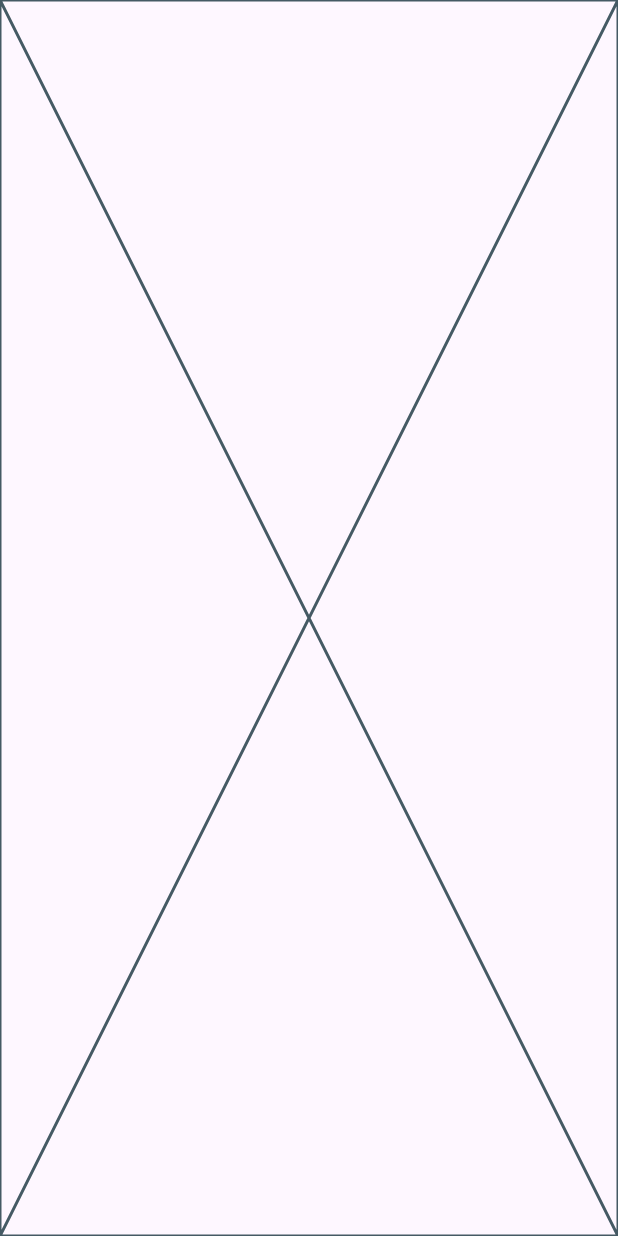
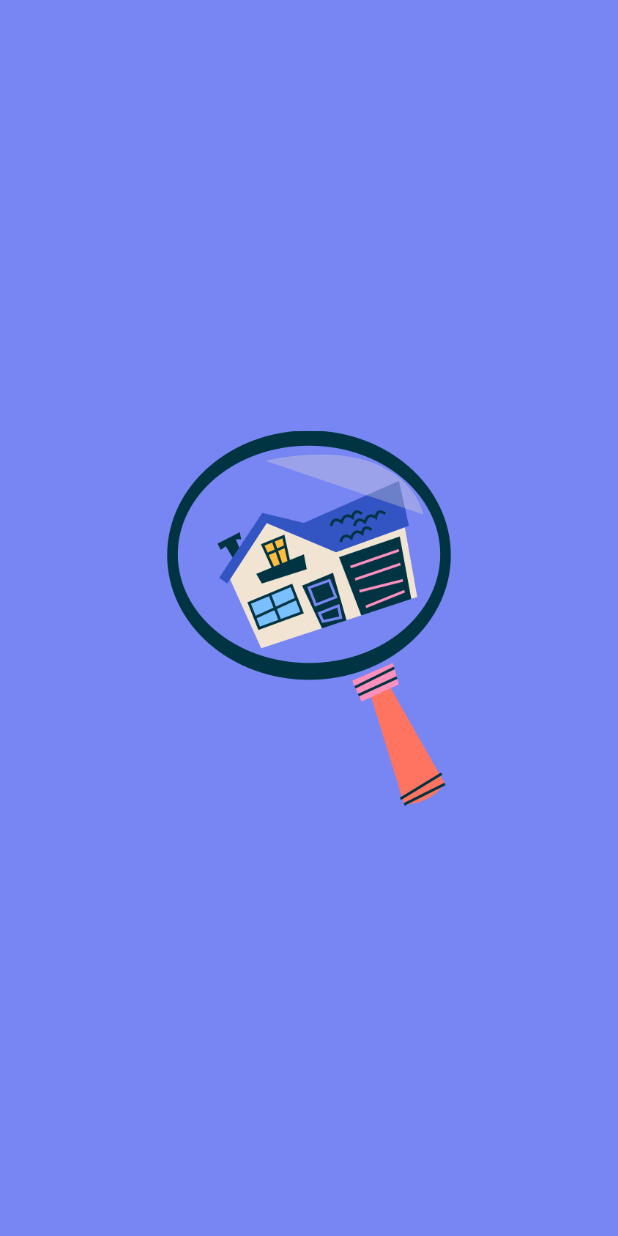
Before and after one commit to MTSH0IT/property_app, a Flutter app: the SplashView screen opened by its route, on a phone screen of 412 x 824 dp. Run offline on Flutter 3.47's test engine with Material 3 defaults, Android fonts, the phone set to English and light mode, and no system bars.

Commit message:
create splash view

```diff
--- a/lib/core/helper_functions/on_generate_routes.dart
+++ b/lib/core/helper_functions/on_generate_routes.dart
@@ -1,16 +1,19 @@
 import 'package:flutter/material.dart';
+import 'package:property_app/features/onboardind/presentation/view/onboarding_view.dart';
 import 'package:property_app/features/splash/presentation/views/splash_view.dart';
 
 Route<dynamic> onGenerateRoutes(RouteSettings settings) {
   switch (settings.name) {
     case SplashView.routeName:
       return MaterialPageRoute(builder: (context) => const SplashView());
+    case OnboardingView.routeName:
+      return MaterialPageRoute(builder: (context) => const OnboardingView());
 
     default:
       return MaterialPageRoute(
         builder:
             (context) =>
-                const Scaffold(body: Center(child: Text("rout not fond"))),
+                const Scaffold(body: Center(child: Text("route not found"))),
       );
   }
 }
--- /dev/null
+++ b/lib/core/utils/images.dart
@@ -0,0 +1,28 @@
+// ignore_for_file: prefer_single_quotes
+class Assets {
+  Assets._();
+
+  /// Assets for assetsImagesForSaleRafiki
+  /// assets/images/For-sale-rafiki.svg
+  static const String assetsImagesForSaleRafiki = "assets/images/For-sale-rafiki.svg";
+
+  /// Assets for assetsImagesHouseSearchingAmico
+  /// assets/images/House-searching-amico.svg
+  static const String assetsImagesHouseSearchingAmico = "assets/images/House-searching-amico.svg";
+
+  /// Assets for assetsImagesHouseSearchingBro
+  /// assets/images/House-searching-bro.svg
+  static const String assetsImagesHouseSearchingBro = "assets/images/House-searching-bro.svg";
+
+  /// Assets for assetsImagesHouseSearchingCuate
+  /// assets/images/House-searching-cuate.svg
+  static const String assetsImagesHouseSearchingCuate = "assets/images/House-searching-cuate.svg";
+
+  /// Assets for assetsImagesHouseSearchingPana
+  /// assets/images/House-searching-pana.svg
+  static const String assetsImagesHouseSearchingPana = "assets/images/House-searching-pana.svg";
+
+  /// Assets for assetsImagesLogo
+  /// assets/images/logo.png
+  static const String assetsImagesLogo = "assets/images/logo.png";
+}
--- a/lib/features/splash/presentation/views/widgets/splash_view_body.dart
+++ b/lib/features/splash/presentation/views/widgets/splash_view_body.dart
@@ -1,10 +1,32 @@
 import 'package:flutter/material.dart';
+import 'package:property_app/core/utils/images.dart';
+import 'package:property_app/features/onboardind/presentation/view/onboarding_view.dart';
 
-class SplashViewBody extends StatelessWidget {
+class SplashViewBody extends StatefulWidget {
   const SplashViewBody({super.key});
 
   @override
+  State<SplashViewBody> createState() => _SplashViewBodyState();
+}
+
+class _SplashViewBodyState extends State<SplashViewBody> {
+  @override
+  void initState() {
+    Future.delayed(const Duration(seconds: 3), () {
+      Navigator.pushReplacementNamed(context, OnboardingView.routeName);
+    });
+    super.initState();
+  }
+
+  @override
   Widget build(BuildContext context) {
-    return const Placeholder();
+    return Container(
+      height: double.infinity,
+      width: double.infinity,
+      color: const Color(0xFF7886F3),
+      child: Center(
+        child: Image.asset(Assets.assetsImagesLogo, width: 250, height: 250),
+      ),
+    );
   }
 }
--- a/lib/main.dart
+++ b/lib/main.dart
@@ -13,6 +13,7 @@ class PropertyApp extends StatelessWidget {
   Widget build(BuildContext context) {
     return const MaterialApp(
       debugShowCheckedModeBanner: false,
+      //locale: Locale('ar'),
       onGenerateRoute: onGenerateRoutes,
       initialRoute: SplashView.routeName,
     );
```
Also changed, not shown: lib/features/onboardind/presentation/view/onboarding_view.dart (added, +12 -0 lines), lib/features/onboardind/presentation/view/widgets/onboarding_view_body.dart (added, +10 -0 lines), pubspec.yaml (+19 -13 lines), assets/fonts/Cairo-Bold.ttf (added), assets/fonts/Cairo-Medium.ttf (added), assets/fonts/Cairo-Regular.ttf (added), assets/fonts/Cairo-SemiBold.ttf (added), assets/images/For-sale-rafiki.svg (added), assets/images/House-searching-amico.svg (added), assets/images/House-searching-bro.svg (added), assets/images/House-searching-cuate.svg (added), assets/images/House-searching-pana.svg (added), assets/images/logo.png (added), pubspec.lock, 29 other files.
